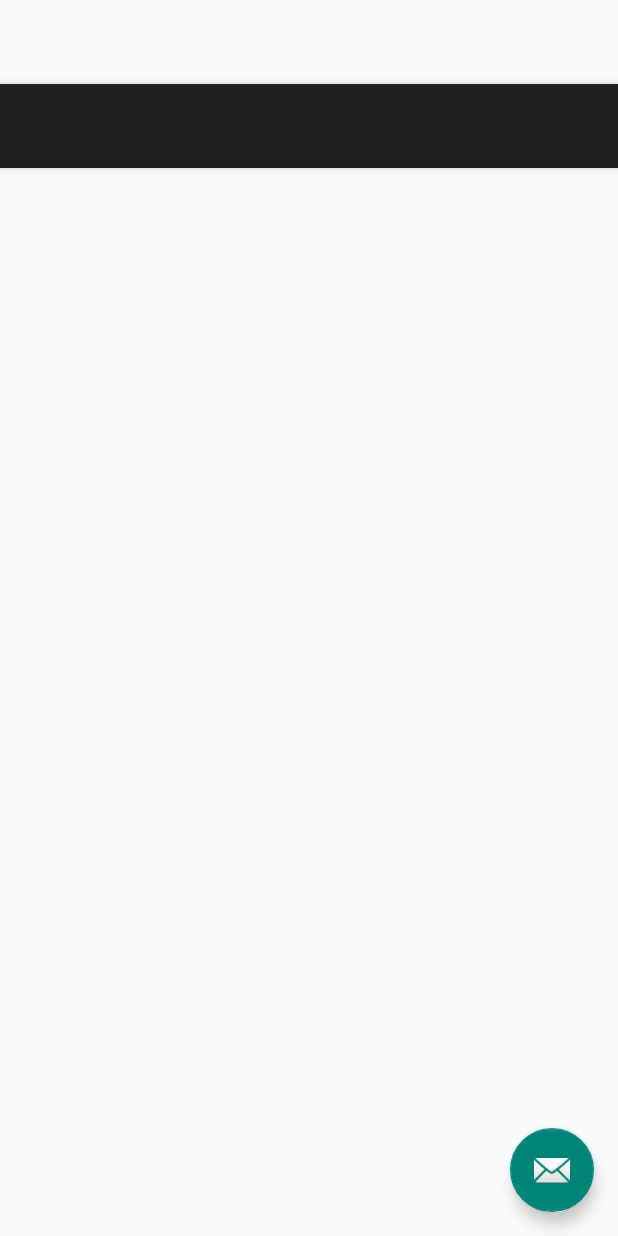
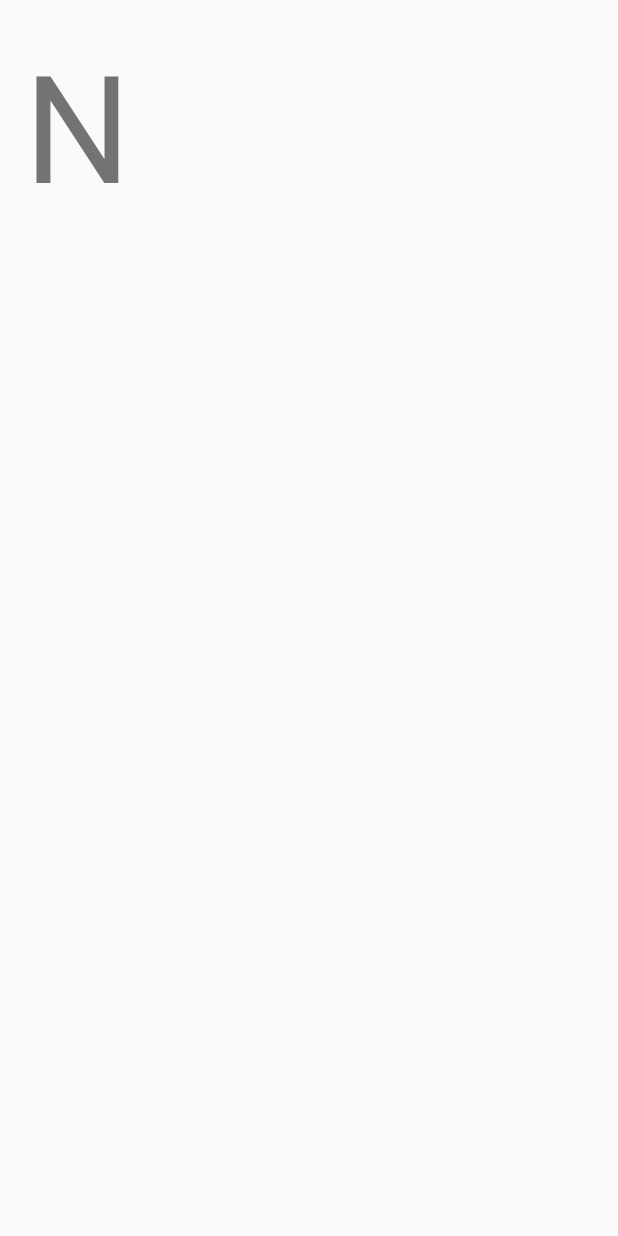
Before and after one commit to pelshen/TearfundDisasterResponse, an Android app: the layout activity_location.xml on its own in the app's theme, with its tools: preview values and no code run, on a phone screen of 412 x 824 dp. Run offline under Robolectric (Android 15) with nearby library versions, the phone set to English and light mode, and no system bars.

Commit message:
Updated location to use old API so no network connection

```diff
--- a/app/src/main/res/layout/activity_location.xml
+++ b/app/src/main/res/layout/activity_location.xml
@@ -1,25 +1,18 @@
 <?xml version="1.0" encoding="utf-8"?>
-<android.support.design.widget.CoordinatorLayout
-    xmlns:android="http://schemas.android.com/apk/res/android"
-    xmlns:app="http://schemas.android.com/apk/res-auto"
+<RelativeLayout xmlns:android="http://schemas.android.com/apk/res/android"
     xmlns:tools="http://schemas.android.com/tools" android:layout_width="match_parent"
-    android:layout_height="match_parent" android:fitsSystemWindows="true"
-    tools:context="hackathon.london.tearfunddisasterresponse.LocationActivity">
+    android:layout_height="match_parent" android:paddingLeft="@dimen/activity_horizontal_margin"
+    android:paddingRight="@dimen/activity_horizontal_margin"
+    android:paddingTop="@dimen/activity_vertical_margin"
+    android:paddingBottom="@dimen/activity_vertical_margin" tools:context=".LocationActivity">
 
-    <android.support.design.widget.AppBarLayout android:layout_height="wrap_content"
-        android:layout_width="match_parent" android:theme="@style/AppTheme.AppBarOverlay">
+    <TextView android:text="N" android:layout_width="wrap_content"
+        android:layout_height="wrap_content"
+        android:layout_alignParentRight="true"
+        android:layout_alignParentEnd="true"
+        android:layout_alignParentLeft="true"
+        android:layout_alignParentStart="true"
+        android:textSize="100sp"
+        android:id="@+id/locationState" />
 
-        <android.support.v7.widget.Toolbar android:id="@+id/toolbar"
-            android:layout_width="match_parent" android:layout_height="?attr/actionBarSize"
-            android:background="?attr/colorPrimary" app:popupTheme="@style/AppTheme.PopupOverlay" />
-
-    </android.support.design.widget.AppBarLayout>
-
-    <include layout="@layout/content_location" />
-
-    <android.support.design.widget.FloatingActionButton android:id="@+id/fab"
-        android:layout_width="wrap_content" android:layout_height="wrap_content"
-        android:layout_gravity="bottom|end" android:layout_margin="@dimen/fab_margin"
-        android:src="@android:drawable/ic_dialog_email" />
-
-</android.support.design.widget.CoordinatorLayout>
+</RelativeLayout>
```
Also changed, not shown: app/src/main/java/hackathon/london/tearfunddisasterresponse/LocationActivity.java (+47 -109 lines).
